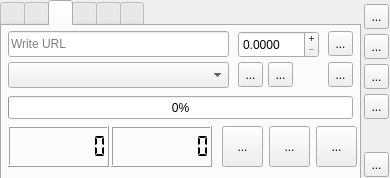
Above: parser.ui from Silver-North/ani-ma_checker before the change. Below: the same form after it.
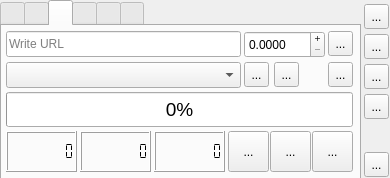
That is the form after the change. The open tabs and pages were chosen to show the change. Icons and pictures are not drawn.

Commit message: update design & full check <ranobe>

```diff
--- a/parser.ui
+++ b/parser.ui
@@ -756,30 +756,11 @@
      <attribute name="toolTip">
       <string>Ranobe</string>
      </attribute>
-     <widget class="QLCDNumber" name="lcdNumber_5">
-      <property name="geometry">
-       <rect>
-        <x>109</x>
-        <y>100</y>
-        <width>101</width>
-        <height>41</height>
-       </rect>
-      </property>
-      <property name="toolTip">
-       <string>Current</string>
-      </property>
-      <property name="digitCount">
-       <number>8</number>
-      </property>
-      <property name="segmentStyle">
-       <enum>QLCDNumber::Flat</enum>
-      </property>
-     </widget>
      <widget class="QToolButton" name="toolButton_27">
       <property name="geometry">
        <rect>
-        <x>314</x>
-        <y>100</y>
+        <x>310</x>
+        <y>105</y>
         <width>41</width>
         <height>41</height>
        </rect>
@@ -803,15 +784,21 @@
      <widget class="QLCDNumber" name="lcdNumber_4">
       <property name="geometry">
        <rect>
-        <x>6</x>
-        <y>100</y>
-        <width>101</width>
+        <x>4</x>
+        <y>105</y>
+        <width>71</width>
         <height>41</height>
        </rect>
       </property>
       <property name="toolTip">
        <string>Readed</string>
       </property>
+      <property name="frameShape">
+       <enum>QFrame::Box</enum>
+      </property>
+      <property name="frameShadow">
+       <enum>QFrame::Raised</enum>
+      </property>
       <property name="digitCount">
        <number>8</number>
       </property>
@@ -822,8 +809,8 @@
      <widget class="QToolButton" name="toolButton_26">
       <property name="geometry">
        <rect>
-        <x>220</x>
-        <y>100</y>
+        <x>226</x>
+        <y>105</y>
         <width>41</width>
         <height>41</height>
        </rect>
@@ -847,8 +834,8 @@
      <widget class="QToolButton" name="toolButton_31">
       <property name="geometry">
        <rect>
-        <x>267</x>
-        <y>100</y>
+        <x>268</x>
+        <y>105</y>
         <width>41</width>
         <height>41</height>
        </rect>
@@ -897,7 +884,7 @@
      <widget class="QToolButton" name="toolButton_29">
       <property name="geometry">
        <rect>
-        <x>236</x>
+        <x>242</x>
         <y>36</y>
         <width>25</width>
         <height>25</height>
@@ -916,9 +903,9 @@
      <widget class="QLineEdit" name="lineEdit_3">
       <property name="geometry">
        <rect>
-        <x>6</x>
+        <x>4</x>
         <y>5</y>
-        <width>221</width>
+        <width>235</width>
         <height>26</height>
        </rect>
       </property>
@@ -929,9 +916,9 @@
      <widget class="QComboBox" name="comboBox_6">
       <property name="geometry">
        <rect>
-        <x>6</x>
+        <x>4</x>
         <y>36</y>
-        <width>221</width>
+        <width>235</width>
         <height>26</height>
        </rect>
       </property>
@@ -939,12 +926,17 @@
      <widget class="QProgressBar" name="progressBar_7">
       <property name="geometry">
        <rect>
-        <x>6</x>
-        <y>70</y>
-        <width>345</width>
-        <height>23</height>
+        <x>4</x>
+        <y>66</y>
+        <width>347</width>
+        <height>35</height>
        </rect>
       </property>
+      <property name="font">
+       <font>
+        <pointsize>14</pointsize>
+       </font>
+      </property>
       <property name="toolTip">
        <string>Progress Checking..</string>
       </property>
@@ -955,7 +947,7 @@
      <widget class="QDoubleSpinBox" name="doubleSpinBox_2">
       <property name="geometry">
        <rect>
-        <x>236</x>
+        <x>242</x>
         <y>5</y>
         <width>81</width>
         <height>27</height>
@@ -1011,7 +1003,7 @@
      <widget class="QToolButton" name="toolButton_30">
       <property name="geometry">
        <rect>
-        <x>266</x>
+        <x>272</x>
         <y>36</y>
         <width>25</width>
         <height>25</height>
@@ -1027,6 +1019,56 @@
        <string>...</string>
       </property>
      </widget>
+     <widget class="QLCDNumber" name="lcdNumber_5">
+      <property name="geometry">
+       <rect>
+        <x>78</x>
+        <y>105</y>
+        <width>71</width>
+        <height>41</height>
+       </rect>
+      </property>
+      <property name="toolTip">
+       <string>Accessing</string>
+      </property>
+      <property name="digitCount">
+       <number>8</number>
+      </property>
+      <property name="segmentStyle">
+       <enum>QLCDNumber::Flat</enum>
+      </property>
+     </widget>
+     <widget class="QLCDNumber" name="lcdNumber_6">
+      <property name="geometry">
+       <rect>
+        <x>152</x>
+        <y>105</y>
+        <width>71</width>
+        <height>41</height>
+       </rect>
+      </property>
+      <property name="toolTip">
+       <string>Accessing</string>
+      </property>
+      <property name="midLineWidth">
+       <number>0</number>
+      </property>
+      <property name="smallDecimalPoint">
+       <bool>false</bool>
+      </property>
+      <property name="digitCount">
+       <number>8</number>
+      </property>
+      <property name="segmentStyle">
+       <enum>QLCDNumber::Flat</enum>
+      </property>
+      <property name="value" stdset="0">
+       <double>0.000000000000000</double>
+      </property>
+      <property name="intValue" stdset="0">
+       <number>0</number>
+      </property>
+     </widget>
     </widget>
     <widget class="QWidget" name="tab_3">
      <attribute name="title">
```
Left out of the diff: 114 changed lines with no effect on the pictures. The commit also changes 6 other files.
